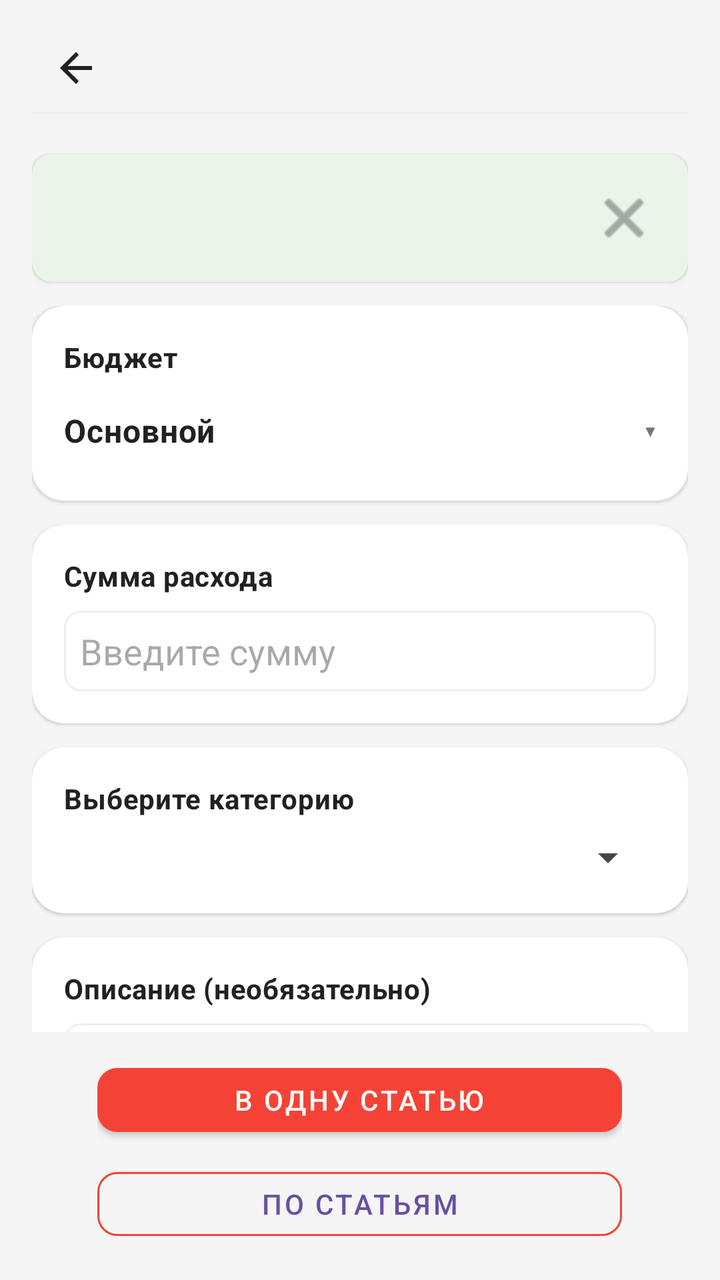
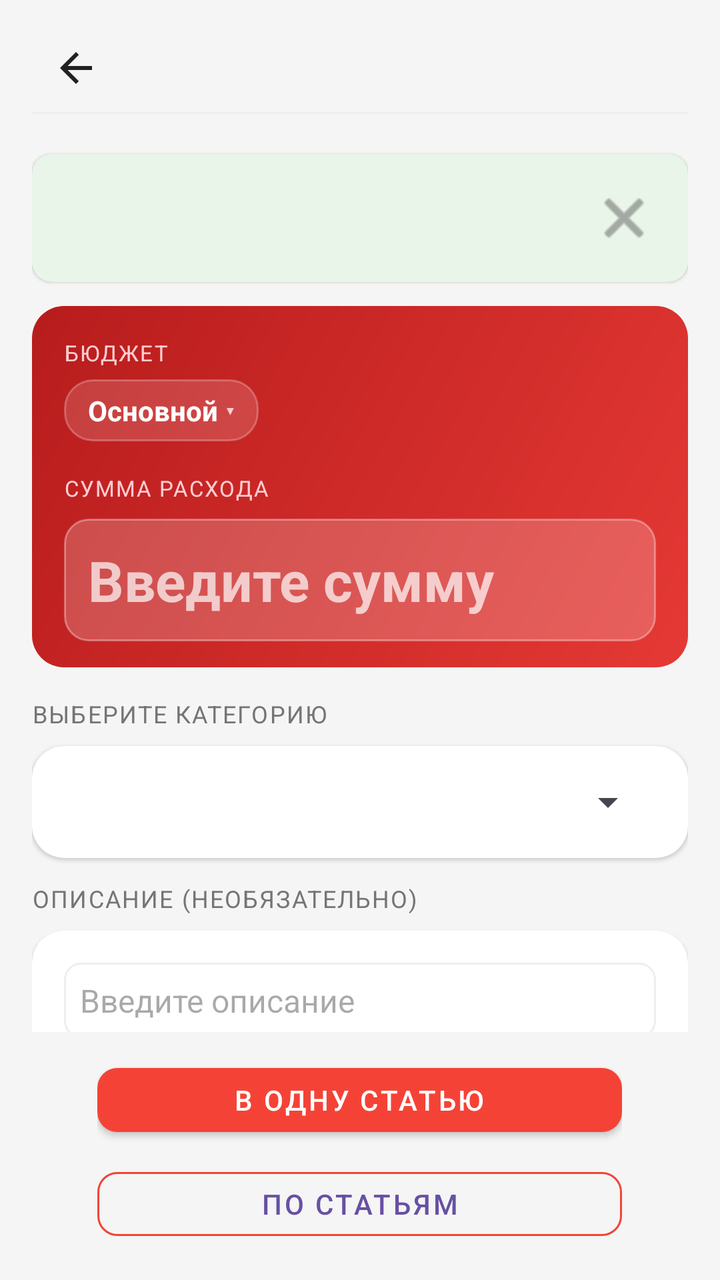

The first picture is an Android layout as it rendered before a commit; the second is the same layout after the commit. The layout source and the unified diff follow.
<!-- AndroidManifest.xml: application theme Theme.MyBudget -->
<!-- res/layout/activity_expense.xml -->
<?xml version="1.0" encoding="utf-8"?>
<LinearLayout xmlns:android="http://schemas.android.com/apk/res/android" xmlns:app="http://schemas.android.com/apk/res-auto"
    android:orientation="vertical"
    android:id="@+id/expenseRoot"
    android:background="@color/background_light"
    android:paddingLeft="@dimen/space_16"
    android:paddingTop="@dimen/space_12"
    android:paddingRight="@dimen/space_16"
    android:paddingBottom="@dimen/space_8"
    android:layout_width="match_parent"
    android:layout_height="match_parent"
    android:paddingHorizontal="@dimen/space_16">
    <include
        android:layout_width="match_parent"
        android:layout_height="wrap_content"
        android:layout_marginBottom="@dimen/space_12"
        layout="@layout/include_screen_header"/>
    <include
        android:id="@+id/expenseHint"
        android:layout_width="match_parent"
        android:layout_height="wrap_content"
        android:layout_marginBottom="@dimen/space_12"
        layout="@layout/include_dismissible_hint"/>
    <androidx.core.widget.NestedScrollView
        android:id="@+id/expenseScroll"
        android:clipToPadding="false"
        android:layout_width="match_parent"
        android:layout_height="0dp"
        android:fillViewport="true"
        android:layout_weight="1">
        <LinearLayout
            android:orientation="vertical"
            android:paddingBottom="@dimen/space_16"
            android:layout_width="match_parent"
            android:layout_height="wrap_content">
            <include layout="@layout/include_transaction_budget_picker"/>
            <androidx.cardview.widget.CardView
                android:layout_width="match_parent"
                android:layout_height="wrap_content"
                android:layout_marginBottom="@dimen/space_12"
                style="@style/Card.MyBudget.Surface">
                <LinearLayout
                    android:orientation="vertical"
                    android:padding="@dimen/space_16"
                    android:layout_width="match_parent"
                    android:layout_height="wrap_content">
                    <TextView
                        android:textSize="14sp"
                        android:layout_width="wrap_content"
                        android:layout_height="wrap_content"
                        android:layout_marginBottom="@dimen/space_8"
                        android:text="@string/expense_amount_label"
                        style="@style/Text.MyBudget.Section"/>
                    <EditText
                        android:textSize="18sp"
                        android:textColor="@color/text_primary"
                        android:id="@+id/expenseAmount"
                        android:background="@drawable/edittext_border"
                        android:padding="@dimen/space_8"
                        android:layout_width="match_parent"
                        android:layout_height="wrap_content"
                        android:hint="@string/expense_amount_hint"
                        android:inputType="numberDecimal"/>
                </LinearLayout>
            </androidx.cardview.widget.CardView>
            <androidx.cardview.widget.CardView
                android:layout_width="match_parent"
                android:layout_height="wrap_content"
                android:layout_marginBottom="@dimen/space_12"
                style="@style/Card.MyBudget.Surface">
                <LinearLayout
                    android:orientation="vertical"
                    android:padding="@dimen/space_16"
                    android:layout_width="match_parent"
                    android:layout_height="wrap_content">
                    <TextView
                        android:textSize="14sp"
                        android:layout_width="wrap_content"
                        android:layout_height="wrap_content"
                        android:layout_marginBottom="@dimen/space_8"
                        android:text="@string/expense_category_label"
                        style="@style/Text.MyBudget.Section"/>
                    <Spinner
                        android:id="@+id/expenseCategory"
                        android:padding="@dimen/space_8"
                        android:layout_width="match_parent"
                        android:layout_height="wrap_content"/>
                    <TextView
                        android:textSize="14sp"
                        android:id="@+id/selectedBalanceText"
                        android:visibility="gone"
                        android:layout_width="match_parent"
                        android:layout_height="wrap_content"
                        android:layout_marginTop="@dimen/space_8"
                        style="@style/Text.MyBudget.Subtitle"/>
                </LinearLayout>
            </androidx.cardview.widget.CardView>
            <androidx.cardview.widget.CardView
                android:layout_width="match_parent"
                android:layout_height="wrap_content"
                android:layout_marginBottom="@dimen/space_16"
                style="@style/Card.MyBudget.Surface">
                <LinearLayout
                    android:orientation="vertical"
                    android:padding="@dimen/space_16"
                    android:layout_width="match_parent"
                    android:layout_height="wrap_content">
                    <TextView
                        android:textSize="14sp"
                        android:layout_width="wrap_content"
                        android:layout_height="wrap_content"
                        android:layout_marginBottom="@dimen/space_8"
                        android:text="@string/expense_description_label"
                        style="@style/Text.MyBudget.Section"/>
                    <EditText
                        android:textSize="16sp"
                        android:textColor="@color/text_primary"
                        android:id="@+id/expenseDescription"
                        android:background="@drawable/edittext_border"
                        android:padding="@dimen/space_8"
                        android:layout_width="match_parent"
                        android:layout_height="wrap_content"
                        android:hint="@string/expense_description_hint"/>
                </LinearLayout>
            </androidx.cardview.widget.CardView>
        </LinearLayout>
    </androidx.core.widget.NestedScrollView>
    <LinearLayout
        android:orientation="horizontal"
        android:paddingTop="@dimen/space_12"
        android:paddingBottom="@dimen/space_8"
        android:layout_width="match_parent"
        android:layout_height="wrap_content">
        <Space
            android:layout_width="0dp"
            android:layout_height="1dp"
            android:layout_weight="0.1"/>
        <LinearLayout
            android:orientation="vertical"
            android:layout_width="0dp"
            android:layout_height="wrap_content"
            android:layout_weight="0.8">
            <com.google.android.material.button.MaterialButton
                android:id="@+id/saveExpenseButton"
                android:layout_width="match_parent"
                android:layout_height="wrap_content"
                android:minHeight="@dimen/touch_min_size"
                android:text="@string/expense_save_single"
                app:backgroundTint="@color/expense_red"
                app:cornerRadius="@dimen/radius_10"
                style="@style/Widget.MaterialComponents.Button"/>
            <com.google.android.material.button.MaterialButton
                android:id="@+id/distributeExpenseButton"
                android:layout_width="match_parent"
                android:layout_height="wrap_content"
                android:layout_marginTop="@dimen/space_8"
                android:minHeight="@dimen/touch_min_size"
                android:text="@string/expense_distribute_multi"
                app:cornerRadius="@dimen/radius_10"
                app:strokeColor="@color/expense_red"
                style="@style/Widget.MaterialComponents.Button.OutlinedButton"/>
        </LinearLayout>
        <Space
            android:layout_width="0dp"
            android:layout_height="1dp"
            android:layout_weight="0.1"/>
    </LinearLayout>
</LinearLayout>
<!-- res/layout/include_screen_header.xml (included above) -->
<?xml version="1.0" encoding="utf-8"?>
<LinearLayout xmlns:android="http://schemas.android.com/apk/res/android"
    android:layout_width="match_parent"
    android:layout_height="wrap_content"
    android:orientation="vertical">

    <include layout="@layout/include_compact_toolbar" />

    <View
        android:layout_width="match_parent"
        android:layout_height="1dp"
        android:layout_marginBottom="@dimen/space_8"
        android:background="@color/border_light" />
</LinearLayout>
<!-- res/layout/include_dismissible_hint.xml (included above) -->
<?xml version="1.0" encoding="utf-8"?>
<androidx.cardview.widget.CardView xmlns:android="http://schemas.android.com/apk/res/android" xmlns:app="http://schemas.android.com/apk/res-auto"
    android:id="@+id/screenHintCard"
    android:layout_width="match_parent"
    android:layout_height="wrap_content"
    android:layout_marginBottom="@dimen/space_8"
    app:cardBackgroundColor="@color/primary_green_light"
    style="@style/Card.MyBudget.Surface.Small">
    <LinearLayout
        android:orientation="vertical"
        android:padding="@dimen/space_10"
        android:layout_width="match_parent"
        android:layout_height="wrap_content">
        <LinearLayout
            android:gravity="center_vertical"
            android:orientation="horizontal"
            android:layout_width="match_parent"
            android:layout_height="wrap_content">
            <TextView
                android:textSize="13sp"
                android:textColor="@color/text_primary"
                android:id="@+id/screenHintText"
                android:layout_width="0dp"
                android:layout_height="wrap_content"
                android:layout_weight="1"
                android:lineSpacingExtra="@dimen/space_2"
                style="@style/Text.MyBudget.Subtitle"/>
            <ImageButton
                android:id="@+id/screenHintDismiss"
                android:background="?attr/selectableItemBackgroundBorderless"
                android:padding="@dimen/space_8"
                android:layout_width="@dimen/touch_min_size"
                android:layout_height="@dimen/touch_min_size"
                android:src="@android:drawable/ic_menu_close_clear_cancel"
                android:contentDescription="@string/hint_dismiss"
                app:tint="@color/text_secondary"/>
        </LinearLayout>
        <TextView
            android:textSize="12sp"
            android:textColor="@color/budget_blue"
            android:id="@+id/screenHintHelp"
            android:background="?attr/selectableItemBackground"
            android:paddingTop="@dimen/space_2"
            android:paddingBottom="@dimen/space_2"
            android:focusable="true"
            android:visibility="gone"
            android:clickable="true"
            android:layout_width="wrap_content"
            android:layout_height="wrap_content"
            android:layout_marginTop="@dimen/space_4"
            android:text="@string/hint_open_help"
            android:paddingVertical="@dimen/space_2"
            style="@style/Text.MyBudget.Subtitle"/>
    </LinearLayout>
</androidx.cardview.widget.CardView>
<!-- res/layout/include_transaction_budget_picker.xml (included above) -->
<?xml version="1.0" encoding="utf-8"?>
<androidx.cardview.widget.CardView xmlns:android="http://schemas.android.com/apk/res/android"
    android:layout_width="match_parent"
    android:layout_height="wrap_content"
    android:layout_marginBottom="@dimen/space_12"
    style="@style/Card.MyBudget.Surface">
    <LinearLayout
        android:orientation="vertical"
        android:padding="@dimen/space_16"
        android:layout_width="match_parent"
        android:layout_height="wrap_content">
        <TextView
            android:textSize="14sp"
            android:layout_width="wrap_content"
            android:layout_height="wrap_content"
            android:layout_marginBottom="@dimen/space_8"
            android:text="@string/transaction_budget_label"
            style="@style/Text.MyBudget.Section"/>
        <LinearLayout
            android:gravity="center_vertical"
            android:orientation="horizontal"
            android:id="@+id/transactionBudgetPicker"
            android:background="?android:attr/selectableItemBackground"
            android:paddingTop="@dimen/space_8"
            android:paddingBottom="@dimen/space_8"
            android:focusable="true"
            android:clickable="true"
            android:layout_width="match_parent"
            android:layout_height="wrap_content"
            android:paddingVertical="@dimen/space_8">
            <TextView
                android:textSize="16sp"
                android:id="@+id/transactionBudgetNameText"
                android:layout_width="0dp"
                android:layout_height="wrap_content"
                android:text="@string/budget_profiles_default_name"
                android:layout_weight="1"
                style="@style/Text.MyBudget.Title"/>
            <TextView
                android:textSize="16sp"
                android:textColor="@color/text_secondary"
                android:layout_width="wrap_content"
                android:layout_height="wrap_content"
                android:text="@string/ui_chevron_down"
                android:layout_marginStart="@dimen/space_8"/>
        </LinearLayout>
    </LinearLayout>
</androidx.cardview.widget.CardView>
<!-- res/layout/include_compact_toolbar.xml (included above) -->
<?xml version="1.0" encoding="utf-8"?>
<LinearLayout xmlns:android="http://schemas.android.com/apk/res/android" xmlns:app="http://schemas.android.com/apk/res-auto"
    android:gravity="center_vertical"
    android:orientation="horizontal"
    android:id="@+id/screenHeaderRoot"
    android:layout_width="match_parent"
    android:layout_height="wrap_content"
    android:minHeight="@dimen/touch_min_size">
    <ImageButton
        android:id="@+id/screenHeaderBack"
        android:background="?attr/selectableItemBackgroundBorderless"
        android:padding="@dimen/space_8"
        android:layout_width="@dimen/touch_min_size"
        android:layout_height="@dimen/touch_min_size"
        android:src="@drawable/ic_arrow_back"
        android:scaleType="centerInside"
        android:contentDescription="@string/nav_back"
        app:tint="@color/text_primary"/>
    <TextView
        android:textSize="18sp"
        android:id="@+id/screenHeaderEmoji"
        android:visibility="gone"
        android:layout_width="wrap_content"
        android:layout_height="wrap_content"
        android:layout_marginStart="@dimen/space_2"/>
    <TextView
        android:textSize="20sp"
        android:ellipsize="end"
        android:id="@+id/screenHeaderTitle"
        android:layout_width="0dp"
        android:layout_height="wrap_content"
        android:maxLines="1"
        android:layout_weight="1"
        android:layout_marginStart="@dimen/space_4"
        style="@style/Text.MyBudget.Title"/>
    <ImageButton
        android:id="@+id/screenHeaderAction"
        android:background="?attr/selectableItemBackgroundBorderless"
        android:padding="@dimen/space_8"
        android:visibility="gone"
        android:layout_width="@dimen/touch_min_size"
        android:layout_height="@dimen/touch_min_size"
        android:src="@android:drawable/ic_menu_more"
        android:contentDescription="@string/transactions_more_menu"
        app:tint="@color/text_secondary"/>
    <ImageButton
        android:id="@+id/screenHeaderActionSecondary"
        android:background="?attr/selectableItemBackgroundBorderless"
        android:padding="@dimen/space_8"
        android:visibility="gone"
        android:layout_width="@dimen/touch_min_size"
        android:layout_height="@dimen/touch_min_size"
        android:src="@android:drawable/ic_menu_search"
        android:contentDescription="@string/transactions_search_submit"
        app:tint="@color/budget_blue"/>
</LinearLayout>
<!-- resources referenced by this layout -->
<resources>
  <color name="background_light">#f5f5f5</color>
  <color name="border_light">#eeeeee</color>
  <color name="budget_blue">#2196f3</color>
  <color name="expense_red">#f44336</color>
  <color name="primary_green_light">#e8f5e8</color>
  <color name="text_primary">#212121</color>
  <color name="text_secondary">#757575</color>
  <dimen name="radius_10">10dp</dimen>
  <dimen name="space_10">10dp</dimen>
  <dimen name="space_12">12dp</dimen>
  <dimen name="space_16">16dp</dimen>
  <dimen name="space_2">2dp</dimen>
  <dimen name="space_4">4dp</dimen>
  <dimen name="space_8">8dp</dimen>
  <dimen name="touch_min_size">44dp</dimen>
  <string name="expense_amount_hint">Введите сумму</string>
  <string name="expense_amount_label">Сумма расхода</string>
  <string name="expense_distribute_multi">По статьям</string>
  <string name="expense_save_single">В одну статью</string>
  <string name="hint_dismiss">Скрыть подсказку</string>
  <string name="nav_back">Назад</string>
  <string name="transaction_budget_label">Бюджет</string>
  <string name="transactions_more_menu">Дополнительно</string>
  <string name="transactions_search_submit">Искать</string>
  <string name="ui_chevron_down">▾</string>
  <style name="Text.MyBudget.Section" parent="@style/Text.MyBudget">
      <item name="android:textSize">16sp</item>
      <item name="android:textStyle">bold</item>
      <item name="android:textColor">@color/text_primary</item>
    </style>
  <color name="card_background_white">#ffffff</color>
  <dimen name="radius_8">8dp</dimen>
  <dimen name="radius_16">16dp</dimen>
  <dimen name="card_elevation_low">1dp</dimen>
  <color name="md_theme_onPrimary">#ffffff</color>
  <color name="md_theme_onSurface">#1d1b20</color>
  <color name="md_theme_outline">#79747e</color>
  <color name="md_theme_primary">#6750a4</color>
  <color name="md_theme_surface">#ffffff</color>
  <color name="md_theme_surfaceVariant">#e7e0ec</color>
  <!-- unchanged entries left out for length: 14 -->
</resources>

<!-- the commit's change to res/layout/activity_expense.xml (unified diff, before → after) -->
@@ -33,7 +33,84 @@
             android:paddingBottom="@dimen/space_16"
             android:layout_width="match_parent"
             android:layout_height="wrap_content">
-            <include layout="@layout/include_transaction_budget_picker"/>
+            <androidx.cardview.widget.CardView
+                android:layout_width="match_parent"
+                android:layout_height="wrap_content"
+                android:layout_marginBottom="@dimen/space_12"
+                app:cardBackgroundColor="@android:color/transparent"
+                app:cardElevation="0dp">
+                <LinearLayout
+                    android:layout_width="match_parent"
+                    android:layout_height="wrap_content"
+                    android:background="@drawable/transaction_hero_card_bg_expense"
+                    android:orientation="vertical"
+                    android:padding="@dimen/space_16">
+                    <TextView
+                        android:layout_width="wrap_content"
+                        android:layout_height="wrap_content"
+                        android:letterSpacing="0.06"
+                        android:text="@string/transaction_budget_label"
+                        android:textAllCaps="true"
+                        android:textColor="@color/transaction_hero_expense_text_secondary"
+                        android:textSize="11sp" />
+                    <LinearLayout
+                        android:id="@+id/transactionBudgetPicker"
+                        android:layout_width="wrap_content"
+                        android:layout_height="wrap_content"
+                        android:layout_marginTop="@dimen/space_6"
+                        android:background="@drawable/main_hero_profile_chip"
+                        android:clickable="true"
+                        android:focusable="true"
+                        android:gravity="center_vertical"
+                        android:orientation="horizontal"
+                        android:paddingHorizontal="@dimen/space_12"
+                        android:paddingVertical="@dimen/space_6">
+                        <TextView
+                            android:id="@+id/transactionBudgetNameText"
+                            android:layout_width="wrap_content"
+                            android:layout_height="wrap_content"
+                            android:text="@string/budget_profiles_default_name"
+                            android:textColor="@color/transaction_hero_text_primary"
+                            android:textSize="14sp"
+                            android:textStyle="bold" />
+                        <TextView
+                            android:layout_width="wrap_content"
+                            android:layout_height="wrap_content"
+                            android:layout_marginStart="@dimen/space_4"
+                            android:text="@string/ui_chevron_down"
+                            android:textColor="@color/transaction_hero_expense_text_secondary"
+                            android:textSize="12sp" />
+                    </LinearLayout>
+                    <TextView
+                        android:layout_width="wrap_content"
+                        android:layout_height="wrap_content"
+                        android:layout_marginTop="@dimen/space_16"
+                        android:letterSpacing="0.06"
+                        android:text="@string/expense_amount_label"
+                        android:textAllCaps="true"
+                        android:textColor="@color/transaction_hero_expense_text_secondary"
+                        android:textSize="11sp" />
+                    <EditText
+                        android:id="@+id/expenseAmount"
+                        android:layout_width="match_parent"
+                        android:layout_height="wrap_content"
+                        android:layout_marginTop="@dimen/space_8"
+                        android:background="@drawable/transaction_hero_amount_field"
+                        android:hint="@string/expense_amount_hint"
+                        android:inputType="numberDecimal"
+                        android:padding="@dimen/space_12"
+                        android:textColor="@color/transaction_hero_text_primary"
+                        android:textColorHint="@color/transaction_hero_text_hint"
+                        android:textSize="28sp"
+                        android:textStyle="bold" />
+                </LinearLayout>
+            </androidx.cardview.widget.CardView>
+            <TextView
+                android:layout_width="match_parent"
+                android:layout_height="wrap_content"
+                android:layout_marginBottom="@dimen/space_8"
+                android:text="@string/expense_category_label"
+                style="@style/Text.MyBudget.SectionLabel" />
             <androidx.cardview.widget.CardView
                 android:layout_width="match_parent"
                 android:layout_height="wrap_content"
@@ -44,42 +121,6 @@
                     android:padding="@dimen/space_16"
                     android:layout_width="match_parent"
                     android:layout_height="wrap_content">
-                    <TextView
-                        android:textSize="14sp"
-                        android:layout_width="wrap_content"
-                        android:layout_height="wrap_content"
-                        android:layout_marginBottom="@dimen/space_8"
-                        android:text="@string/expense_amount_label"
-                        style="@style/Text.MyBudget.Section"/>
-                    <EditText
-                        android:textSize="18sp"
-                        android:textColor="@color/text_primary"
-                        android:id="@+id/expenseAmount"
-                        android:background="@drawable/edittext_border"
-                        android:padding="@dimen/space_8"
-                        android:layout_width="match_parent"
-                        android:layout_height="wrap_content"
-                        android:hint="@string/expense_amount_hint"
-                        android:inputType="numberDecimal"/>
-                </LinearLayout>
-            </androidx.cardview.widget.CardView>
-            <androidx.cardview.widget.CardView
-                android:layout_width="match_parent"
-                android:layout_height="wrap_content"
-                android:layout_marginBottom="@dimen/space_12"
-                style="@style/Card.MyBudget.Surface">
-                <LinearLayout
-                    android:orientation="vertical"
-                    android:padding="@dimen/space_16"
-                    android:layout_width="match_parent"
-                    android:layout_height="wrap_content">
-                    <TextView
-                        android:textSize="14sp"
-                        android:layout_width="wrap_content"
-                        android:layout_height="wrap_content"
-                        android:layout_marginBottom="@dimen/space_8"
-                        android:text="@string/expense_category_label"
-                        style="@style/Text.MyBudget.Section"/>
                     <Spinner
                         android:id="@+id/expenseCategory"
                         android:padding="@dimen/space_8"
@@ -95,6 +136,12 @@
                         style="@style/Text.MyBudget.Subtitle"/>
                 </LinearLayout>
             </androidx.cardview.widget.CardView>
+            <TextView
+                android:layout_width="match_parent"
+                android:layout_height="wrap_content"
+                android:layout_marginBottom="@dimen/space_8"
+                android:text="@string/expense_description_label"
+                style="@style/Text.MyBudget.SectionLabel"/>
             <androidx.cardview.widget.CardView
                 android:layout_width="match_parent"
                 android:layout_height="wrap_content"
@@ -105,13 +152,6 @@
                     android:padding="@dimen/space_16"
                     android:layout_width="match_parent"
                     android:layout_height="wrap_content">
-                    <TextView
-                        android:textSize="14sp"
-                        android:layout_width="wrap_content"
-                        android:layout_height="wrap_content"
-                        android:layout_marginBottom="@dimen/space_8"
-                        android:text="@string/expense_description_label"
-                        style="@style/Text.MyBudget.Section"/>
                     <EditText
                         android:textSize="16sp"
                         android:textColor="@color/text_primary"
@@ -235,55 +275,6 @@
             android:text="@string/hint_open_help"
             android:paddingVertical="@dimen/space_2"
             style="@style/Text.MyBudget.Subtitle"/>
-    </LinearLayout>
-</androidx.cardview.widget.CardView>
-<!-- res/layout/include_transaction_budget_picker.xml (included above) -->
-<?xml version="1.0" encoding="utf-8"?>
-<androidx.cardview.widget.CardView xmlns:android="http://schemas.android.com/apk/res/android"
-    android:layout_width="match_parent"
-    android:layout_height="wrap_content"
-    android:layout_marginBottom="@dimen/space_12"
-    style="@style/Card.MyBudget.Surface">
-    <LinearLayout
-        android:orientation="vertical"
-        android:padding="@dimen/space_16"
-        android:layout_width="match_parent"
-        android:layout_height="wrap_content">
-        <TextView
-            android:textSize="14sp"
-            android:layout_width="wrap_content"
-            android:layout_height="wrap_content"
-            android:layout_marginBottom="@dimen/space_8"
-            android:text="@string/transaction_budget_label"
-            style="@style/Text.MyBudget.Section"/>
-        <LinearLayout
-            android:gravity="center_vertical"
-            android:orientation="horizontal"
-            android:id="@+id/transactionBudgetPicker"
-            android:background="?android:attr/selectableItemBackground"
-            android:paddingTop="@dimen/space_8"
-            android:paddingBottom="@dimen/space_8"
-            android:focusable="true"
-            android:clickable="true"
-            android:layout_width="match_parent"
-            android:layout_height="wrap_content"
-            android:paddingVertical="@dimen/space_8">
-            <TextView
-                android:textSize="16sp"
-                android:id="@+id/transactionBudgetNameText"
-                android:layout_width="0dp"
-                android:layout_height="wrap_content"
-                android:text="@string/budget_profiles_default_name"
-                android:layout_weight="1"
-                style="@style/Text.MyBudget.Title"/>
-            <TextView
-                android:textSize="16sp"
-                android:textColor="@color/text_secondary"
-                android:layout_width="wrap_content"
-                android:layout_height="wrap_content"
-                android:text="@string/ui_chevron_down"
-                android:layout_marginStart="@dimen/space_8"/>
-        </LinearLayout>
     </LinearLayout>
 </androidx.cardview.widget.CardView>
 <!-- res/layout/include_compact_toolbar.xml (included above) -->
<!-- resource entries referenced after the edit -->
@@ -7,14 +7,59 @@
   <color name="primary_green_light">#e8f5e8</color>
   <color name="text_primary">#212121</color>
   <color name="text_secondary">#757575</color>
+  <color name="transaction_hero_expense_text_secondary">#ffcdd2</color>
+  <color name="transaction_hero_text_hint">#b3ffffff</color>
+  <color name="transaction_hero_text_primary">#ffffff</color>
   <dimen name="radius_10">10dp</dimen>
   <dimen name="space_10">10dp</dimen>
   <dimen name="space_12">12dp</dimen>
   <dimen name="space_16">16dp</dimen>
   <dimen name="space_2">2dp</dimen>
   <dimen name="space_4">4dp</dimen>
+  <dimen name="space_6">6dp</dimen>
   <dimen name="space_8">8dp</dimen>
   <dimen name="touch_min_size">44dp</dimen>
+  <!-- drawable main_hero_profile_chip (drawable) -->
+  <?xml version="1.0" encoding="utf-8"?>
+  <shape xmlns:android="http://schemas.android.com/apk/res/android">
+      <solid android:color="#26FFFFFF" />
+      <stroke
+          android:width="1dp"
+          android:color="#40FFFFFF" />
+      <corners android:radius="@dimen/radius_14" />
+  </shape>
+  <!-- drawable transaction_hero_amount_field (drawable) -->
+  <?xml version="1.0" encoding="utf-8"?>
+  <shape xmlns:android="http://schemas.android.com/apk/res/android">
+      <solid android:color="#33FFFFFF" />
+      <stroke
+          android:width="1dp"
+          android:color="#55FFFFFF" />
+      <corners android:radius="@dimen/radius_12" />
+  </shape>
+  <!-- drawable transaction_hero_card_bg_expense (drawable) -->
+  <?xml version="1.0" encoding="utf-8"?>
+  <layer-list xmlns:android="http://schemas.android.com/apk/res/android">
+      <item
+          android:bottom="3dp"
+          android:left="1dp"
+          android:right="1dp">
+          <shape android:shape="rectangle">
+              <solid android:color="#40000000" />
+              <corners android:radius="@dimen/radius_16" />
+          </shape>
+      </item>
+      <item android:bottom="3dp">
+          <shape android:shape="rectangle">
+              <gradient
+                  android:angle="135"
+                  android:endColor="@color/transaction_hero_expense_end"
+                  android:startColor="@color/transaction_hero_expense_start"
+                  android:type="linear" />
+              <corners android:radius="@dimen/radius_16" />
+          </shape>
+      </item>
+  </layer-list>
   <string name="expense_amount_hint">Введите сумму</string>
   <string name="expense_amount_label">Сумма расхода</string>
   <string name="expense_distribute_multi">По статьям</string>
@@ -25,14 +70,19 @@
   <string name="transactions_more_menu">Дополнительно</string>
   <string name="transactions_search_submit">Искать</string>
   <string name="ui_chevron_down">▾</string>
-  <style name="Text.MyBudget.Section" parent="@style/Text.MyBudget">
-      <item name="android:textSize">16sp</item>
-      <item name="android:textStyle">bold</item>
-      <item name="android:textColor">@color/text_primary</item>
+  <style name="Text.MyBudget.SectionLabel" parent="@style/Text.MyBudget">
+      <item name="android:textSize">12sp</item>
+      <item name="android:textColor">@color/text_secondary</item>
+      <item name="android:textAllCaps">true</item>
+      <item name="android:letterSpacing">0.06</item>
     </style>
   <color name="card_background_white">#ffffff</color>
   <dimen name="radius_8">8dp</dimen>
+  <dimen name="radius_14">14dp</dimen>
+  <dimen name="radius_12">12dp</dimen>
   <dimen name="radius_16">16dp</dimen>
+  <color name="transaction_hero_expense_end">#b71c1c</color>
+  <color name="transaction_hero_expense_start">#e53935</color>
   <dimen name="card_elevation_low">1dp</dimen>
   <color name="md_theme_onPrimary">#ffffff</color>
   <color name="md_theme_onSurface">#1d1b20</color>
